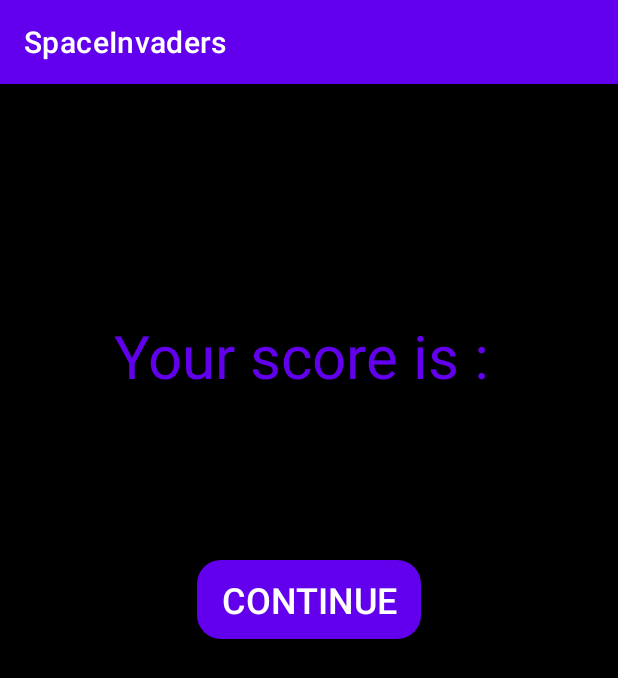
After one commit to Ragnarus/Space-Invaders, an Android app: the fragment EndGameScreenFragment placed in its activity, on a phone screen of 412 x 824 dp. The commit adds this screen. Shown: the top 678 px of the screen. Run offline under Robolectric (Android 15) with nearby library versions, the light colour scheme and no system bars; our stand-ins replace data binding; 4 statements that could not run were skipped.

Commit message:
Added EndGameScreenFragment and EndGameScreenViewModel and changed some smaller things

```diff
--- /dev/null
+++ b/app/src/main/java/com/example/spaceinvaders/EndGameScreenFragment.java
@@ -0,0 +1,42 @@
+package com.example.spaceinvaders;
+
+import android.os.Bundle;
+
+import androidx.databinding.DataBindingUtil;
+import androidx.fragment.app.Fragment;
+import androidx.fragment.app.FragmentTransaction;
+import androidx.lifecycle.ViewModelProvider;
+import android.view.LayoutInflater;
+import android.view.View;
+import android.view.ViewGroup;
+import android.widget.Button;
+import com.example.spaceinvaders.databinding.FragmentEndGameScreenBinding;
+
+
+public class EndGameScreenFragment extends Fragment implements EndGameScreenViewModel.NavigationCommand{
+
+    private FragmentEndGameScreenBinding binding;
+    private EndGameScreenViewModel viewModel;
+    private Button continueBtn;
+
+    public EndGameScreenFragment() {
+        // Required empty public constructor
+    }
+
+
+    @Override
+    public View onCreateView(LayoutInflater inflater, ViewGroup container, Bundle savedInstanceState) {
+        FragmentEndGameScreenBinding binding = DataBindingUtil.inflate(inflater, R.layout.fragment_end_game_screen, container, false);
+        viewModel = new ViewModelProvider(this).get(EndGameScreenViewModel.class);
+        binding.setViewModel(viewModel);
+        binding.setLifecycleOwner(this);
+        return binding.getRoot();
+    }
+
+    public void continueToStartScreen(){
+        FragmentTransaction transaction = getParentFragmentManager().beginTransaction();
+        transaction.replace(R.id.fragmentContainer, StartScreenFragment.class, null).commit();
+    }
+
+
+}
--- a/app/src/main/java/com/example/spaceinvaders/StartScreenViewModelFactory.java
+++ b/app/src/main/java/com/example/spaceinvaders/StartScreenViewModelFactory.java
@@ -3,7 +3,7 @@
 import androidx.annotation.NonNull;
 import androidx.lifecycle.ViewModel;
 import androidx.lifecycle.ViewModelProvider;
-
+//wurde von chatgpt erstellt
 public class StartScreenViewModelFactory implements ViewModelProvider.Factory {
 
     private StartScreenViewModel.NavigationCommand navigationCommand;
--- /dev/null
+++ b/app/src/main/res/layout/fragment_end_game_screen.xml
@@ -0,0 +1,68 @@
+<?xml version="1.0" encoding="utf-8"?>
+<layout xmlns:android="http://schemas.android.com/apk/res/android"
+    xmlns:tools="http://schemas.android.com/tools"
+    android:layout_width="match_parent"
+    android:layout_height="match_parent"
+    tools:context=".EndGameScreenFragment"
+    >
+
+    <data>
+        <variable
+            name="vM"
+            type="com.example.spaceinvaders.EndGameScreenViewModel" />
+    </data>
+
+
+    <LinearLayout
+        android:layout_width="match_parent"
+        android:layout_height="match_parent"
+        android:background="@color/black"
+        android:orientation="vertical"
+        >
+
+        <TextView
+            android:layout_width="wrap_content"
+            android:layout_height="wrap_content"
+            android:text="@{vM.won}"
+            android:textSize="40sp"
+            android:textColor="@color/purple_500"
+            android:layout_gravity="center"
+            android:layout_marginTop="50sp"/>
+
+
+
+            <TextView
+                android:layout_width="wrap_content"
+                android:layout_height="wrap_content"
+                android:text="Your score is : "
+                android:textSize="40sp"
+                android:textColor="@color/purple_500"
+                android:layout_gravity="center"
+                android:layout_marginTop="50sp"
+                />
+
+            <TextView
+                android:id="@+id/scoreTv"
+                android:layout_width="wrap_content"
+                android:layout_height="wrap_content"
+                android:text="@{vM.score}"
+                android:textSize="40sp"
+                android:textColor="@color/purple_500"
+                android:layout_gravity="center"
+                android:layout_marginTop="25sp"/>
+
+
+
+        <Button
+            android:id="@+id/ContinueBtn"
+            android:layout_width="wrap_content"
+            android:layout_height="wrap_content"
+            android:text="Continue"
+            android:layout_gravity="center"
+            android:layout_marginTop="200sp"
+            style="@style/RoundedButton"
+            android:onClick="@{() -> vM.onClick()}"/>
+    </LinearLayout>
+
+
+</layout>
```
Also changed, not shown: app/src/main/java/com/example/spaceinvaders/EndGameScreenViewModel.java (added, +39 -0 lines), app/src/main/java/com/example/spaceinvaders/GamePanel.java (+14 -4 lines), app/src/main/java/com/example/spaceinvaders/GameScreenFragment.java (+5 -2 lines).
